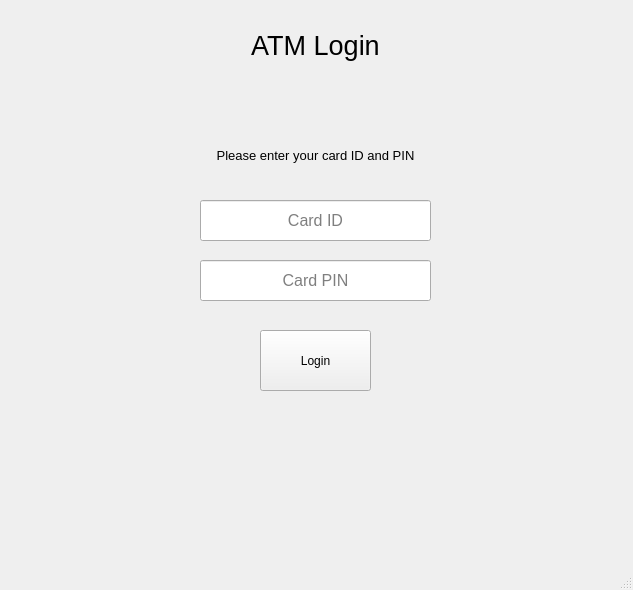
Old version of the form bank-automat/mainwindow.ui in the repository 25kmo-project/group_11.
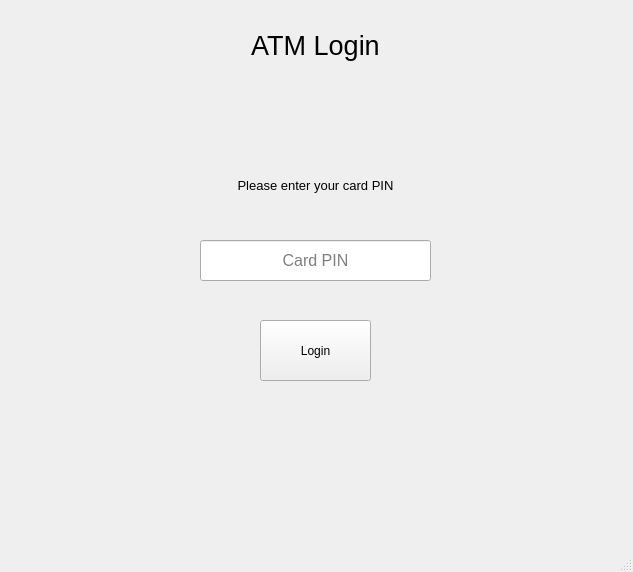
New version of the form. The open tabs and pages were chosen to show the change.

Commit message: Kirjautumisnäytön ajastin toimii

The edit to the form file:
```diff
--- a/bank-automat/mainwindow.ui
+++ b/bank-automat/mainwindow.ui
@@ -7,7 +7,7 @@
     <x>0</x>
     <y>0</y>
     <width>633</width>
-    <height>590</height>
+    <height>572</height>
    </rect>
   </property>
   <property name="windowTitle">
@@ -20,7 +20,7 @@
       <x>0</x>
       <y>90</y>
       <width>631</width>
-      <height>471</height>
+      <height>301</height>
      </rect>
     </property>
     <property name="currentIndex">
@@ -31,7 +31,7 @@
       <property name="geometry">
        <rect>
         <x>180</x>
-        <y>40</y>
+        <y>70</y>
         <width>271</width>
         <height>51</height>
        </rect>
@@ -42,30 +42,30 @@
        </font>
       </property>
       <property name="text">
-       <string>Please enter your card ID and PIN</string>
+       <string>Please enter your card ID</string>
       </property>
       <property name="alignment">
        <set>Qt::AlignmentFlag::AlignCenter</set>
       </property>
      </widget>
-     <widget class="QPushButton" name="btnLogin">
+     <widget class="QPushButton" name="btnNext">
       <property name="geometry">
        <rect>
         <x>260</x>
-        <y>240</y>
+        <y>230</y>
         <width>111</width>
         <height>61</height>
        </rect>
       </property>
       <property name="text">
-       <string>Login</string>
+       <string>Next</string>
       </property>
      </widget>
      <widget class="QLineEdit" name="textCardId">
       <property name="geometry">
        <rect>
         <x>200</x>
-        <y>110</y>
+        <y>150</y>
         <width>231</width>
         <height>41</height>
        </rect>
@@ -85,35 +85,13 @@
        <string>Card ID</string>
       </property>
      </widget>
-     <widget class="QLabel" name="labelError">
-      <property name="geometry">
-       <rect>
-        <x>200</x>
-        <y>320</y>
-        <width>231</width>
-        <height>61</height>
-       </rect>
-      </property>
-      <property name="font">
-       <font>
-        <pointsize>12</pointsize>
-       </font>
-      </property>
-      <property name="text">
-       <string/>
-      </property>
-      <property name="alignment">
-       <set>Qt::AlignmentFlag::AlignCenter</set>
-      </property>
-      <property name="wordWrap">
-       <bool>true</bool>
-      </property>
-     </widget>
+    </widget>
+    <widget class="QWidget" name="pageCardPin">
      <widget class="QLineEdit" name="textPin">
       <property name="geometry">
        <rect>
         <x>200</x>
-        <y>170</y>
+        <y>150</y>
         <width>231</width>
         <height>41</height>
        </rect>
@@ -139,6 +117,40 @@
        <string>Card PIN</string>
       </property>
      </widget>
+     <widget class="QPushButton" name="btnLogin">
+      <property name="geometry">
+       <rect>
+        <x>260</x>
+        <y>230</y>
+        <width>111</width>
+        <height>61</height>
+       </rect>
+      </property>
+      <property name="text">
+       <string>Login</string>
+      </property>
+     </widget>
+     <widget class="QLabel" name="labelInfo_2">
+      <property name="geometry">
+       <rect>
+        <x>180</x>
+        <y>70</y>
+        <width>271</width>
+        <height>51</height>
+       </rect>
+      </property>
+      <property name="font">
+       <font>
+        <pointsize>10</pointsize>
+       </font>
+      </property>
+      <property name="text">
+       <string>Please enter your card PIN</string>
+      </property>
+      <property name="alignment">
+       <set>Qt::AlignmentFlag::AlignCenter</set>
+      </property>
+     </widget>
     </widget>
     <widget class="QWidget" name="cardSelectionPage">
      <widget class="QLabel" name="lblNoAccounts">
@@ -250,6 +262,30 @@
      <set>Qt::AlignmentFlag::AlignCenter</set>
     </property>
    </widget>
+   <widget class="QLabel" name="labelError">
+    <property name="geometry">
+     <rect>
+      <x>200</x>
+      <y>400</y>
+      <width>231</width>
+      <height>61</height>
+     </rect>
+    </property>
+    <property name="font">
+     <font>
+      <pointsize>12</pointsize>
+     </font>
+    </property>
+    <property name="text">
+     <string/>
+    </property>
+    <property name="alignment">
+     <set>Qt::AlignmentFlag::AlignCenter</set>
+    </property>
+    <property name="wordWrap">
+     <bool>true</bool>
+    </property>
+   </widget>
   </widget>
   <widget class="QMenuBar" name="menubar">
    <property name="geometry">
```
Left out of the diff: 8 changed lines with no effect on the pictures. The commit also changes 2 other files.
